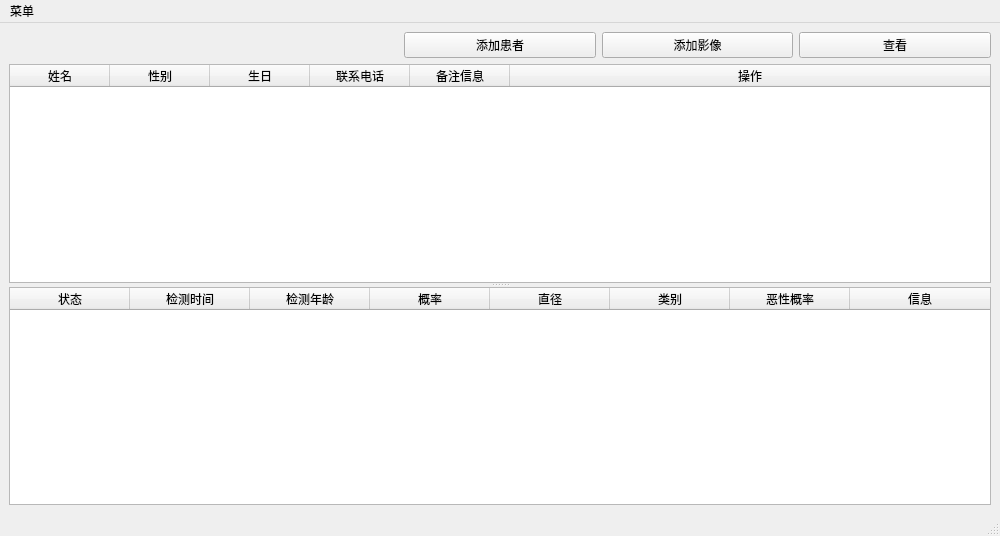
First picture: the form in client/ui/file/CadWindowUI.ui, repository icyclv/Nodule-System-Python, before the edit.
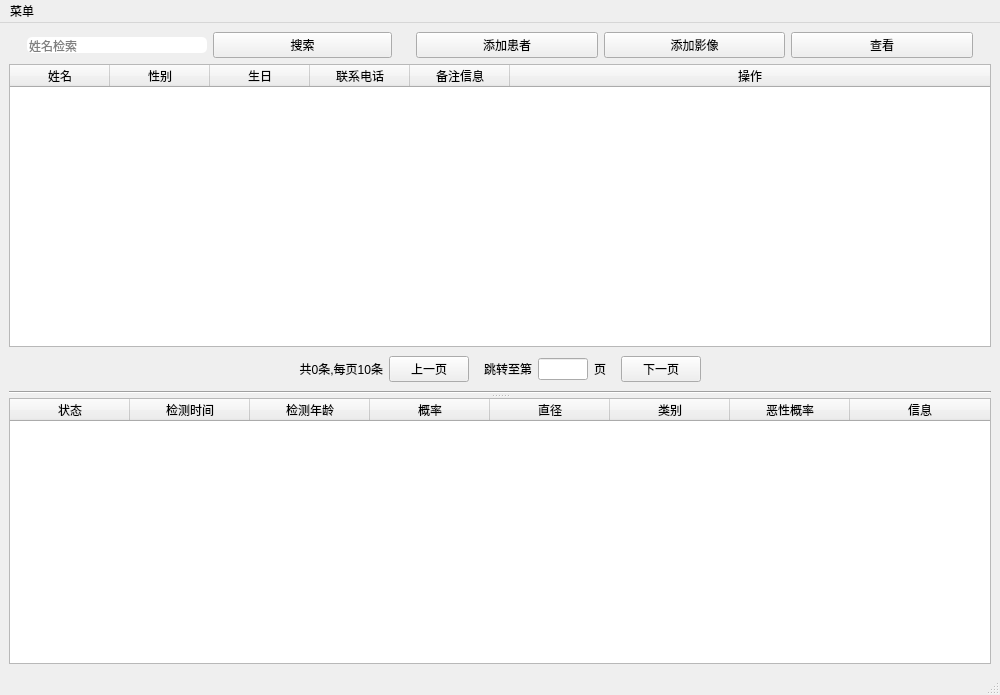
Second picture: the form after the edit.

Commit message: 添加PDF

What changed in the file:
```diff
--- a/client/ui/file/CadWindowUI.ui
+++ b/client/ui/file/CadWindowUI.ui
@@ -7,7 +7,7 @@
     <x>0</x>
     <y>0</y>
     <width>1000</width>
-    <height>536</height>
+    <height>695</height>
    </rect>
   </property>
   <property name="focusPolicy">
@@ -24,21 +24,117 @@
     <enum>Qt::CustomContextMenu</enum>
    </property>
    <layout class="QGridLayout" name="gridLayout">
-    <item row="0" column="3">
+    <item row="0" column="0">
+     <widget class="QWidget" name="widget_3" native="true">
+      <layout class="QHBoxLayout" name="horizontalLayout_3">
+       <property name="topMargin">
+        <number>0</number>
+       </property>
+       <property name="bottomMargin">
+        <number>0</number>
+       </property>
+       <item>
+        <widget class="QWidget" name="widget" native="true">
+         <property name="sizePolicy">
+          <sizepolicy hsizetype="Preferred" vsizetype="Fixed">
+           <horstretch>2</horstretch>
+           <verstretch>0</verstretch>
+          </sizepolicy>
+         </property>
+         <layout class="QHBoxLayout" name="horizontalLayout">
+          <property name="topMargin">
+           <number>0</number>
+          </property>
+          <property name="bottomMargin">
+           <number>0</number>
+          </property>
+          <item>
+           <widget class="QLineEdit" name="searchEdit">
+            <property name="sizePolicy">
+             <sizepolicy hsizetype="Minimum" vsizetype="Fixed">
+              <horstretch>0</horstretch>
+              <verstretch>0</verstretch>
+             </sizepolicy>
+            </property>
+            <property name="styleSheet">
+             <string notr="true">QLineEdit {
+	border-radius: 5px;
+}</string>
+            </property>
+            <property name="placeholderText">
+             <string>姓名检索</string>
+            </property>
+           </widget>
+          </item>
+          <item>
+           <widget class="QPushButton" name="searchButton">
+            <property name="text">
+             <string>搜索</string>
+            </property>
+           </widget>
+          </item>
+         </layout>
+        </widget>
+       </item>
+       <item>
+        <widget class="QWidget" name="widget_2" native="true">
+         <property name="sizePolicy">
+          <sizepolicy hsizetype="Preferred" vsizetype="Preferred">
+           <horstretch>3</horstretch>
+           <verstretch>0</verstretch>
+          </sizepolicy>
+         </property>
+         <layout class="QHBoxLayout" name="horizontalLayout_2">
+          <property name="topMargin">
+           <number>0</number>
+          </property>
+          <property name="bottomMargin">
+           <number>0</number>
+          </property>
+          <item>
+           <widget class="QPushButton" name="addUserButton">
+            <property name="sizePolicy">
+             <sizepolicy hsizetype="Minimum" vsizetype="Fixed">
+              <horstretch>0</horstretch>
+              <verstretch>10</verstretch>
+             </sizepolicy>
+            </property>
+            <property name="text">
+             <string>添加患者</string>
+            </property>
+           </widget>
+          </item>
+          <item>
      <widget class="QPushButton" name="loadDicomButton">
       <property name="text">
        <string>添加影像</string>
       </property>
      </widget>
     </item>
-    <item row="0" column="1">
-     <widget class="QWidget" name="widget" native="true"/>
-    </item>
-    <item row="1" column="0" colspan="5">
+          <item>
+           <widget class="QPushButton" name="displayButton">
+            <property name="focusPolicy">
+             <enum>Qt::NoFocus</enum>
+            </property>
+            <property name="text">
+             <string>查看</string>
+            </property>
+           </widget>
+          </item>
+         </layout>
+        </widget>
+       </item>
+      </layout>
+     </widget>
+    </item>
+    <item row="1" column="0">
      <widget class="QSplitter" name="splitter">
       <property name="orientation">
        <enum>Qt::Vertical</enum>
       </property>
+      <widget class="QWidget" name="widget_4" native="true">
+       <layout class="QVBoxLayout" name="verticalLayout">
+        <item>
       <widget class="QTreeWidget" name="treeWidget">
        <property name="focusPolicy">
         <enum>Qt::NoFocus</enum>
@@ -143,6 +239,177 @@
         </property>
        </column>
       </widget>
+        </item>
+        <item>
+         <widget class="QWidget" name="widget_5" native="true">
+          <property name="sizePolicy">
+           <sizepolicy hsizetype="Preferred" vsizetype="Fixed">
+            <horstretch>0</horstretch>
+            <verstretch>0</verstretch>
+           </sizepolicy>
+          </property>
+          <property name="minimumSize">
+           <size>
+            <width>0</width>
+            <height>30</height>
+           </size>
+          </property>
+          <layout class="QHBoxLayout" name="horizontalLayout_5">
+           <property name="topMargin">
+            <number>3</number>
+           </property>
+           <property name="bottomMargin">
+            <number>3</number>
+           </property>
+           <item>
+            <widget class="QLabel" name="label_4">
+             <property name="text">
+              <string/>
+             </property>
+            </widget>
+           </item>
+           <item>
+            <widget class="QLabel" name="totalPageLabel">
+             <property name="sizePolicy">
+              <sizepolicy hsizetype="Fixed" vsizetype="Fixed">
+               <horstretch>0</horstretch>
+               <verstretch>10</verstretch>
+              </sizepolicy>
+             </property>
+             <property name="text">
+              <string>共0条,每页10条</string>
+             </property>
+             <property name="alignment">
+              <set>Qt::AlignRight|Qt::AlignTrailing|Qt::AlignVCenter</set>
+             </property>
+            </widget>
+           </item>
+           <item>
+            <widget class="QPushButton" name="prePageButton">
+             <property name="sizePolicy">
+              <sizepolicy hsizetype="Fixed" vsizetype="Fixed">
+               <horstretch>10</horstretch>
+               <verstretch>10</verstretch>
+              </sizepolicy>
+             </property>
+             <property name="minimumSize">
+              <size>
+               <width>75</width>
+               <height>0</height>
+              </size>
+             </property>
+             <property name="text">
+              <string>上一页</string>
+             </property>
+            </widget>
+           </item>
+           <item>
+            <widget class="QWidget" name="widget_6" native="true">
+             <property name="sizePolicy">
+              <sizepolicy hsizetype="Fixed" vsizetype="Preferred">
+               <horstretch>0</horstretch>
+               <verstretch>0</verstretch>
+              </sizepolicy>
+             </property>
+             <layout class="QHBoxLayout" name="horizontalLayout_4">
+              <property name="topMargin">
+               <number>0</number>
+              </property>
+              <property name="bottomMargin">
+               <number>0</number>
+              </property>
+              <item>
+               <widget class="QLabel" name="label_2">
+                <property name="sizePolicy">
+                 <sizepolicy hsizetype="Fixed" vsizetype="Fixed">
+                  <horstretch>0</horstretch>
+                  <verstretch>10</verstretch>
+                 </sizepolicy>
+                </property>
+                <property name="text">
+                 <string>跳转至第</string>
+                </property>
+                <property name="alignment">
+                 <set>Qt::AlignRight|Qt::AlignTrailing|Qt::AlignVCenter</set>
+                </property>
+               </widget>
+              </item>
+              <item>
+               <widget class="QLineEdit" name="currentPageEdit">
+                <property name="sizePolicy">
+                 <sizepolicy hsizetype="Fixed" vsizetype="Fixed">
+                  <horstretch>0</horstretch>
+                  <verstretch>10</verstretch>
+                 </sizepolicy>
+                </property>
+                <property name="minimumSize">
+                 <size>
+                  <width>50</width>
+                  <height>0</height>
+                 </size>
+                </property>
+                <property name="maximumSize">
+                 <size>
+                  <width>50</width>
+                  <height>16777215</height>
+                 </size>
+                </property>
+               </widget>
+              </item>
+              <item>
+               <widget class="QLabel" name="label_3">
+                <property name="sizePolicy">
+                 <sizepolicy hsizetype="Fixed" vsizetype="Fixed">
+                  <horstretch>0</horstretch>
+                  <verstretch>10</verstretch>
+                 </sizepolicy>
+                </property>
+                <property name="text">
+                 <string>页</string>
+                </property>
+               </widget>
+              </item>
+             </layout>
+            </widget>
+           </item>
+           <item>
+            <widget class="QPushButton" name="nextPageButton">
+             <property name="sizePolicy">
+              <sizepolicy hsizetype="Fixed" vsizetype="Fixed">
+               <horstretch>10</horstretch>
+               <verstretch>10</verstretch>
+              </sizepolicy>
+             </property>
+             <property name="minimumSize">
+              <size>
+               <width>75</width>
+               <height>0</height>
+              </size>
+             </property>
+             <property name="text">
+              <string>下一页</string>
+             </property>
+            </widget>
+           </item>
+           <item>
+            <widget class="QLabel" name="label_5">
+             <property name="text">
+              <string/>
+             </property>
+            </widget>
+           </item>
+          </layout>
+         </widget>
+        </item>
+        <item>
+         <widget class="Line" name="line">
+          <property name="orientation">
+           <enum>Qt::Horizontal</enum>
+          </property>
+         </widget>
+        </item>
+       </layout>
+      </widget>
       <widget class="QTreeWidget" name="noduletreeWidget">
        <property name="focusPolicy">
         <enum>Qt::NoFocus</enum>
@@ -262,23 +529,6 @@
       </widget>
      </widget>
     </item>
-    <item row="0" column="4">
-     <widget class="QPushButton" name="displayButton">
-      <property name="focusPolicy">
-       <enum>Qt::NoFocus</enum>
-      </property>
-      <property name="text">
-       <string>查看</string>
-      </property>
-     </widget>
-    </item>
-    <item row="0" column="2">
-     <widget class="QPushButton" name="addUserButton">
-      <property name="text">
-       <string>添加患者</string>
-      </property>
-     </widget>
-    </item>
    </layout>
   </widget>
   <widget class="QMenuBar" name="menubar">
```
Lines whose indentation alone changed are shown as unchanged. The commit also changes 22 other files.
